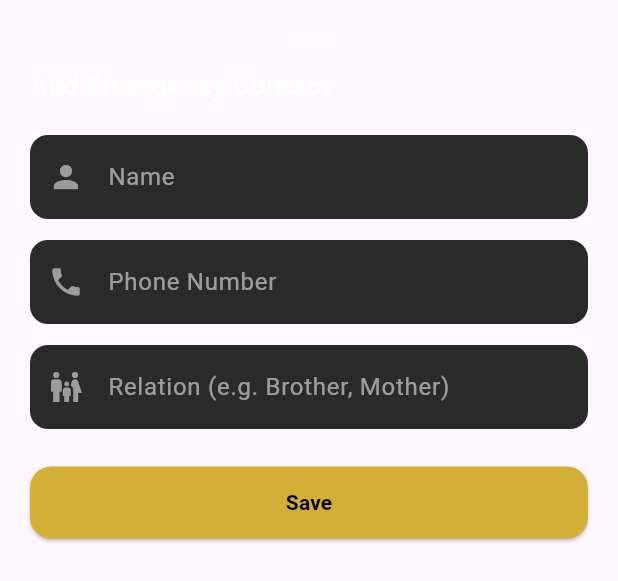
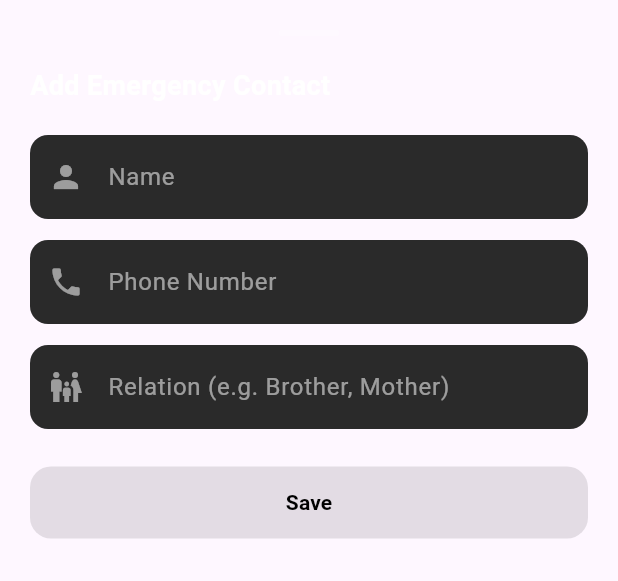
Before and after one commit to myFirstApp1/womensafetyapp-frontend, a Flutter app: the AddContactSheet widget shown alone on an empty page, opened directly with empty values, on a phone screen of 412 x 824 dp. Shown: the top 581 px of the screen. Run offline on Flutter 3.47's test engine with Material 3 defaults, Android fonts, the phone set to English and light mode, and no system bars; our stand-ins replace flutter_map, image_picker, jwt_decoder, latlong2, location, shared_preferences; accounts and stored records are empty; network calls fail.

Commit message:
add validation features are Enforce max 15 in backend, Add country code +91 handling, Prevent duplicate phone numbers, Disable Save until fields valid, Disable delete if only 1 contact, Show tooltip:At least one contact is required

```diff
--- a/lib/features/userprofile/add_contact_sheet.dart
+++ b/lib/features/userprofile/add_contact_sheet.dart
@@ -1,5 +1,6 @@
 import 'dart:convert';
 import 'package:flutter/material.dart';
+import 'package:flutter/services.dart';
 import 'package:http/http.dart' as http;
 import 'package:shared_preferences/shared_preferences.dart';
 
@@ -36,10 +37,15 @@ class _AddContactSheetState extends State<AddContactSheet> {
     }
   }
 
+  bool get isFormValid {
+    return nameController.text.trim().isNotEmpty &&
+        phoneController.text.trim().length == 10 &&
+        relationController.text.trim().isNotEmpty &&
+        !isSaving;
+  }
+
   Future<void> saveContact() async {
-    if (nameController.text.isEmpty ||
-        phoneController.text.isEmpty ||
-        relationController.text.isEmpty) return;
+    if (!isFormValid) return;
 
     setState(() => isSaving = true);
 
@@ -81,7 +87,9 @@ class _AddContactSheetState extends State<AddContactSheet> {
       Navigator.pop(context);
     } else {
       ScaffoldMessenger.of(context).showSnackBar(
-        SnackBar(content: Text("Failed to save contact (${response.statusCode})")),
+        SnackBar(
+          content: Text("Failed to save contact (${response.statusCode})"),
+        ),
       );
     }
   }
@@ -122,26 +130,48 @@ class _AddContactSheetState extends State<AddContactSheet> {
               ),
             ),
             const SizedBox(height: 20),
-            _inputField(nameController, "Name", Icons.person),
+
+            // 🔹 NAME (letters + space only)
+            _inputField(
+              nameController,
+              "Name",
+              Icons.person,
+              inputFormatters: [
+                FilteringTextInputFormatter.allow(
+                  RegExp(r"[a-zA-Z\s]"),
+                ),
+              ],
+            ),
+
             const SizedBox(height: 14),
+
+            // 🔹 PHONE (10 digits only)
             _inputField(
               phoneController,
               "Phone Number",
               Icons.phone,
               keyboard: TextInputType.phone,
+              maxLength: 10,
+              inputFormatters: [
+                FilteringTextInputFormatter.digitsOnly,
+              ],
             ),
+
             const SizedBox(height: 14),
+
             _inputField(
               relationController,
               "Relation (e.g. Brother, Mother)",
               Icons.family_restroom,
             ),
+
             const SizedBox(height: 25),
+
             SizedBox(
               width: double.infinity,
               height: 48,
               child: ElevatedButton(
-                onPressed: isSaving ? null : saveContact,
+                onPressed: isFormValid ? saveContact : null,
                 style: ElevatedButton.styleFrom(
                   backgroundColor: const Color(0xFFD4AF37),
                   shape: RoundedRectangleBorder(
@@ -170,6 +200,8 @@ class _AddContactSheetState extends State<AddContactSheet> {
       String hint,
       IconData icon, {
         TextInputType keyboard = TextInputType.text,
+        List<TextInputFormatter>? inputFormatters,
+        int? maxLength,
       }) {
     return Container(
       decoration: BoxDecoration(
@@ -179,8 +211,12 @@ class _AddContactSheetState extends State<AddContactSheet> {
       child: TextField(
         controller: controller,
         keyboardType: keyboard,
+        inputFormatters: inputFormatters,
+        maxLength: maxLength,
+        onChanged: (_) => setState(() {}),
         style: const TextStyle(color: Colors.white),
         decoration: InputDecoration(
+          counterText: "",
           hintText: hint,
           hintStyle: const TextStyle(color: Colors.white54),
           prefixIcon: Icon(icon, color: Colors.white54),
```
Also changed, not shown: lib/features/userprofile/emergency_contacts_screen.dart (+15 -5 lines).
